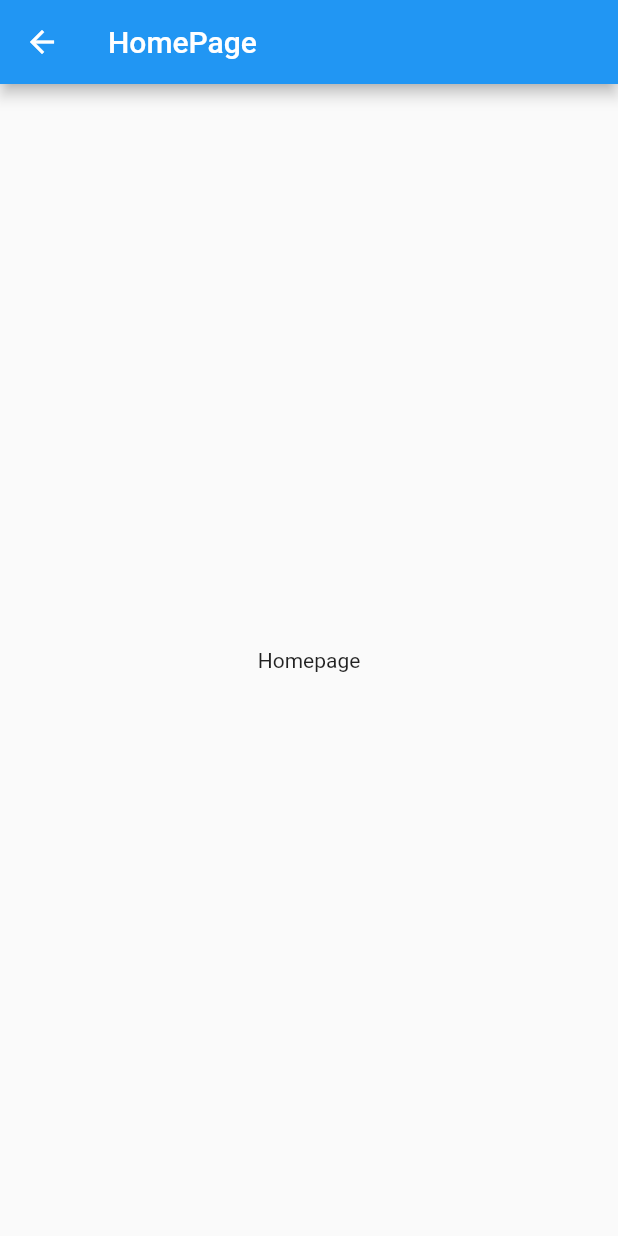
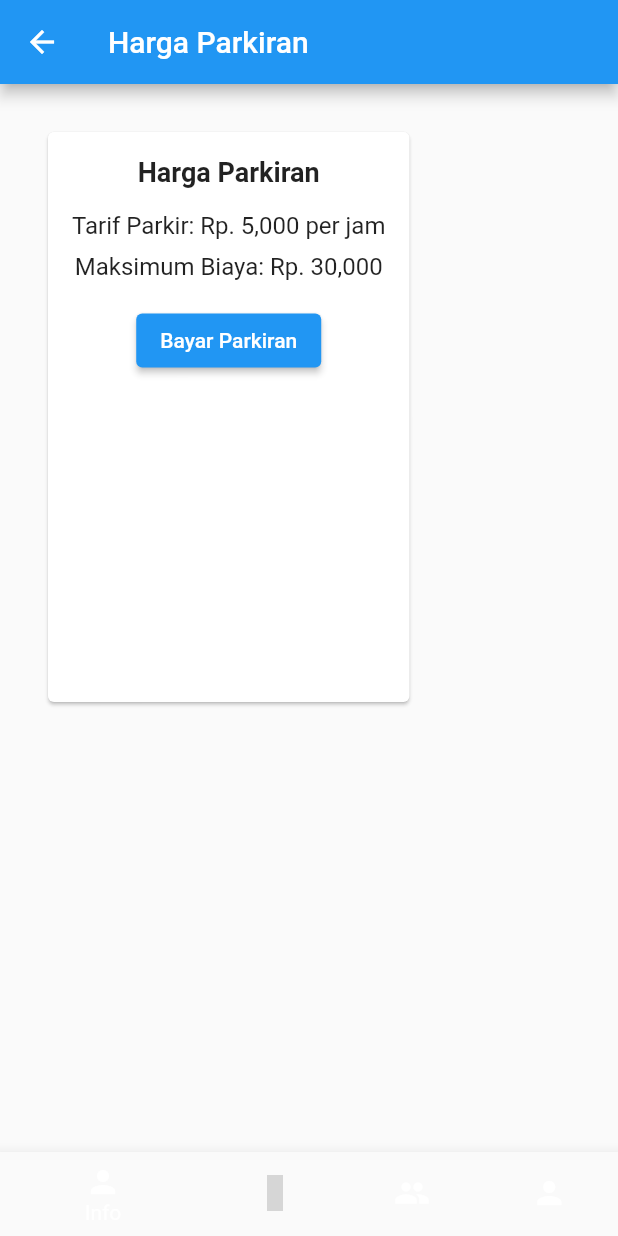
Before and after one commit to fach3f/Parkol-ParkirOnline, a Flutter app: the Home screen opened directly, on a phone screen of 412 x 824 dp. Run offline on Flutter 3.47's test engine with Material 2 defaults, Android fonts, the phone set to English and light mode, and no system bars; our stand-ins replace google_fonts, loading_animation_widget; statements that could not run were skipped; grey boxes are pictures that could not be loaded.

Commit message:
Update home.dart

```diff
--- a/lib/home.dart
+++ b/lib/home.dart
@@ -1,17 +1,78 @@
 import 'package:flutter/material.dart';
 
-class Home extends StatelessWidget{
-
+class Home extends StatelessWidget {
   @override
-  Widget build(BuildContext context){
-
+  Widget build(BuildContext context) {
     return Scaffold(
       appBar: AppBar(
-        title: Text("HomePage"),
+        title: Text('Harga Parkiran'),
       ),
-      body: Center(
-        child: Text("Homepage"),
+      body: Padding(
+        padding: const EdgeInsets.all(16.0),
+        child: Container(
+          height: MediaQuery.of(context).size.height / 2,
+          child: ParkingCard(),
+        ),
+      ),
+      bottomNavigationBar: BottomNavigationBar(
+        items: [
+          BottomNavigationBarItem(
+            icon: Icon(Icons.person),
+            label: 'Info',
+          ),
+          BottomNavigationBarItem(
+            icon: Icon(Icons.car),
+            label: 'Parkir',
+          ),
+          BottomNavigationBarItem(
+            icon: Icon(Icons.people),
+            label: 'Member',
+          ),
+          BottomNavigationBarItem(
+            icon: Icon(Icons.person),
+            label: 'Profile',
+          ),
+        ],
       ),
     );
   }
 }
+
+class ParkingCard extends StatelessWidget {
+  @override
+  Widget build(BuildContext context) {
+    return Card(
+      margin: EdgeInsets.all(16.0),
+      child: Padding(
+        padding: const EdgeInsets.all(16.0),
+        child: Column(
+          mainAxisSize: MainAxisSize.min,
+          children: [
+            Text(
+              'Harga Parkiran',
+              style: TextStyle(fontSize: 18.0, fontWeight: FontWeight.bold),
+            ),
+            SizedBox(height: 16.0),
+            Text(
+              'Tarif Parkir: Rp. 5,000 per jam',
+              style: TextStyle(fontSize: 16.0),
+            ),
+            SizedBox(height: 8.0),
+            Text(
+              'Maksimum Biaya: Rp. 30,000',
+              style: TextStyle(fontSize: 16.0),
+            ),
+            SizedBox(height: 16.0),
+            ElevatedButton(
+              onPressed: () {
+                // Tambahkan logika untuk membayar parkiran atau navigasi ke halaman pembayaran
+                // Contoh: Navigator.push(context, MaterialPageRoute(builder: (context) => PaymentPage()));
+              },
+              child: Text('Bayar Parkiran'),
+            ),
+          ],
+        ),
+      ),
+    );
+  }
+}
```
